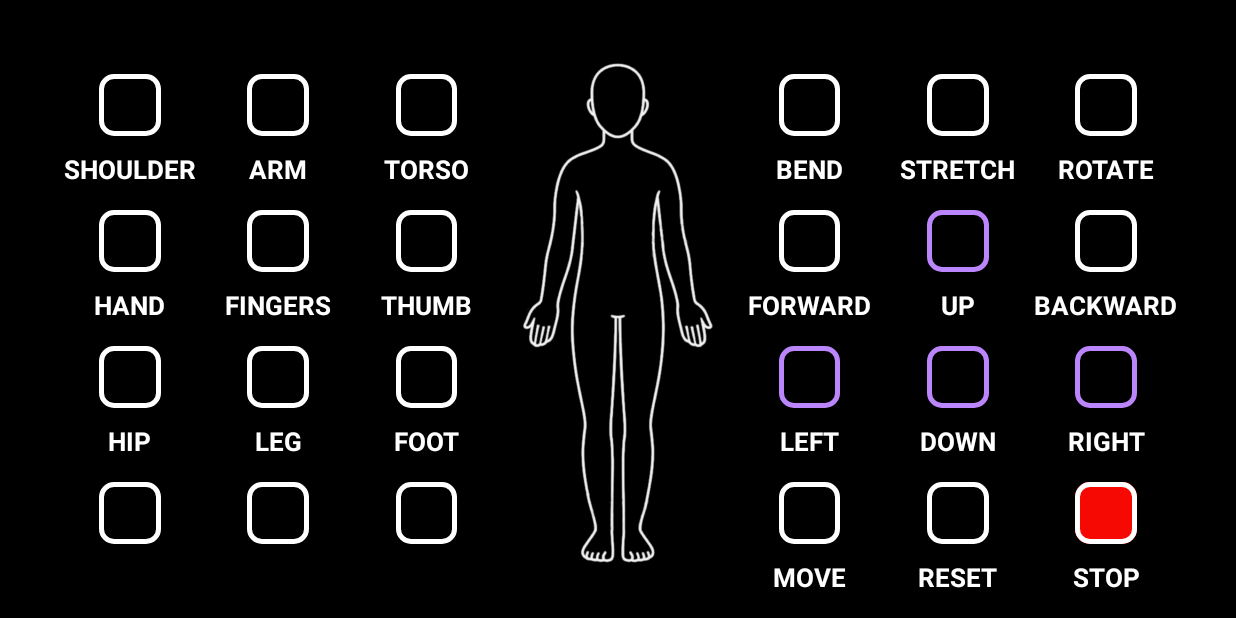
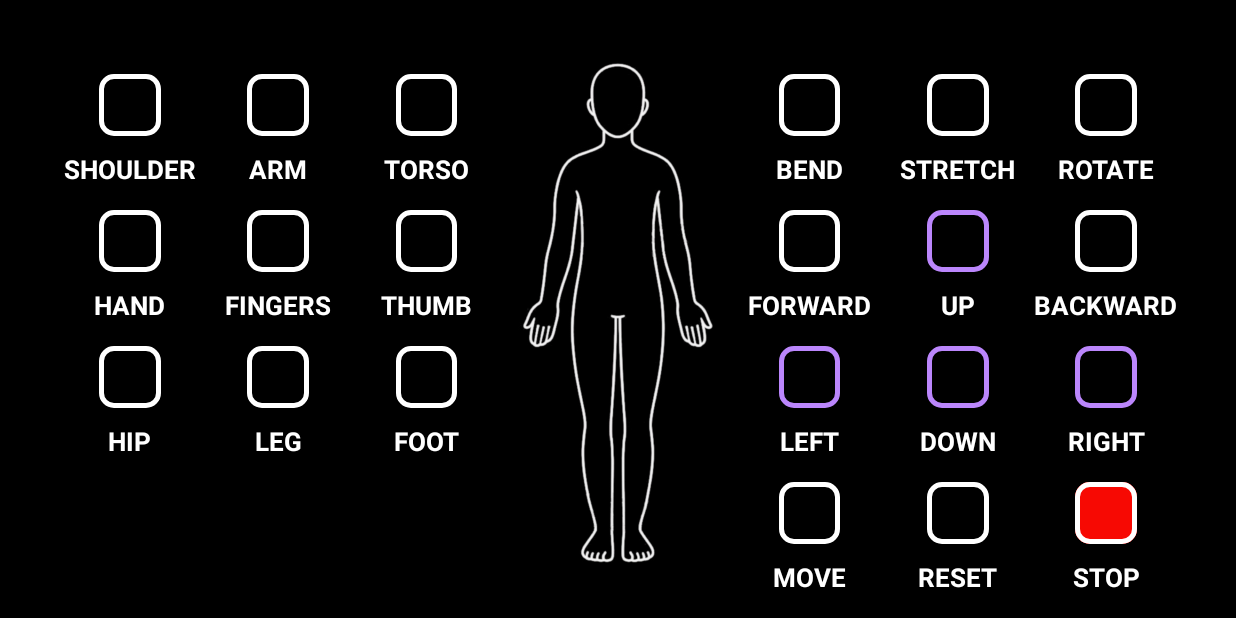
Before and after one commit to Ograeset/RcHumanoid, an Android app: the screen it shows after launch (MainActivity), on a phone screen of 824 x 412 dp (held sideways). Run offline under Robolectric (Android 15) with nearby library versions, the phone set to English and light mode, and no system bars.

Commit message:
remove buttons

```diff
--- a/app/src/main/java/se/nani/MainActivity.java
+++ b/app/src/main/java/se/nani/MainActivity.java
@@ -179,17 +179,14 @@ public class MainActivity extends AppCompatActivity implements View.OnClickListe
         btnCol1_R1 = findViewById(R.id.btnCol1_R1);
         btnCol1_R2 = findViewById(R.id.btnCol1_R2);
         btnCol1_R3 = findViewById(R.id.btnCol1_R3);
-        btnCol1_R4 = findViewById(R.id.btnCol1_R4);
 
         btnCol2_R1 = findViewById(R.id.btnCol2_R1);
         btnCol2_R2 = findViewById(R.id.btnCol2_R2);
         btnCol2_R3 = findViewById(R.id.btnCol2_R3);
-        btnCol2_R4 = findViewById(R.id.btnCol2_R4);
 
         btnCol3_R1 = findViewById(R.id.btnCol3_R1);
         btnCol3_R2 = findViewById(R.id.btnCol3_R2);
         btnCol3_R3 = findViewById(R.id.btnCol3_R3);
-        btnCol3_R4 = findViewById(R.id.btnCol3_R4);
 
         btnCol4_R1 = findViewById(R.id.btnCol4_R1);
         btnCol4_R2 = findViewById(R.id.btnCol4_R2);
@@ -209,17 +206,14 @@ public class MainActivity extends AppCompatActivity implements View.OnClickListe
         btnCol1_R1.setOnClickListener(this);
         btnCol1_R2.setOnClickListener(this);
         btnCol1_R3.setOnClickListener(this);
-        btnCol1_R4.setOnClickListener(this);
 
         btnCol2_R1.setOnClickListener(this);
         btnCol2_R2.setOnClickListener(this);
         btnCol2_R3.setOnClickListener(this);
-        btnCol2_R4.setOnClickListener(this);
 
         btnCol3_R1.setOnClickListener(this);
         btnCol3_R2.setOnClickListener(this);
         btnCol3_R3.setOnClickListener(this);
-        btnCol3_R4.setOnClickListener(this);
 
         btnCol4_R1.setOnClickListener(this);
         btnCol4_R2.setOnClickListener(this);
--- a/app/src/main/res/layout/activity_main.xml
+++ b/app/src/main/res/layout/activity_main.xml
@@ -361,6 +361,7 @@
         android:insetTop="0dp"
         android:insetBottom="0dp"
         android:text=""
+        android:visibility="invisible"
         app:cornerRadius="10dp"
         app:layout_constraintBottom_toBottomOf="parent"
         app:layout_constraintDimensionRatio="1:1"
@@ -471,6 +472,7 @@
         android:insetTop="0dp"
         android:insetBottom="0dp"
         android:text=""
+        android:visibility="invisible"
         app:cornerRadius="10dp"
         app:layout_constraintBottom_toBottomOf="parent"
         app:layout_constraintDimensionRatio="1:1"
@@ -581,6 +583,7 @@
         android:insetTop="0dp"
         android:insetBottom="0dp"
         android:text=""
+        android:visibility="invisible"
         app:cornerRadius="10dp"
         app:layout_constraintBottom_toBottomOf="parent"
         app:layout_constraintDimensionRatio="1:1"
```
